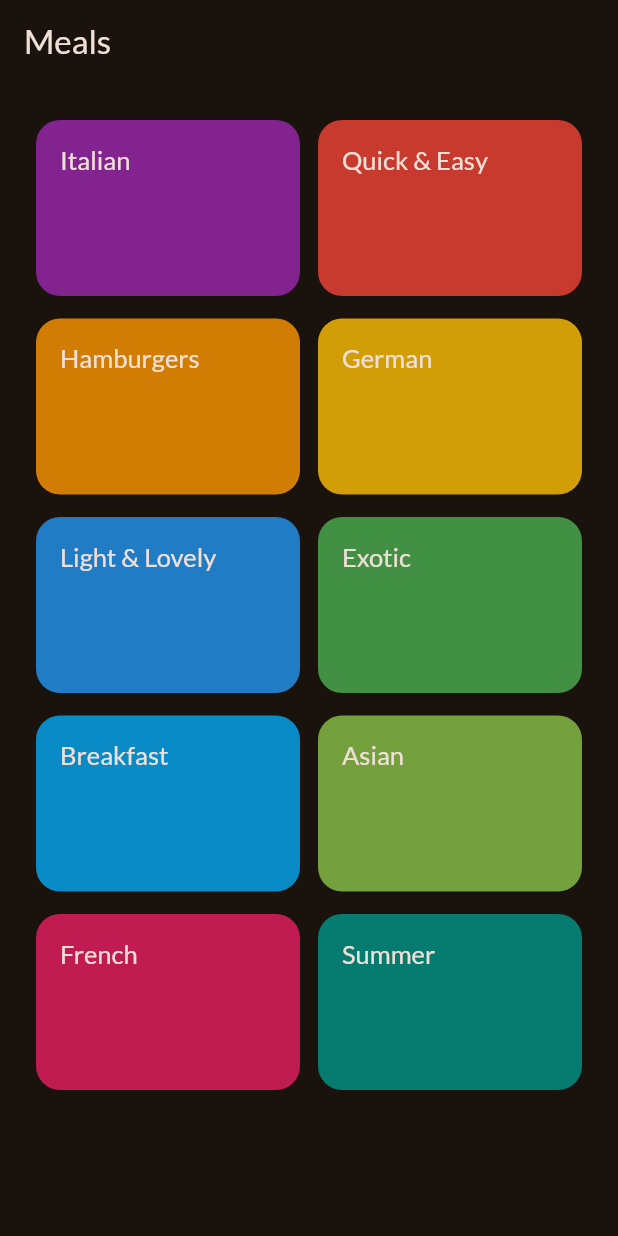
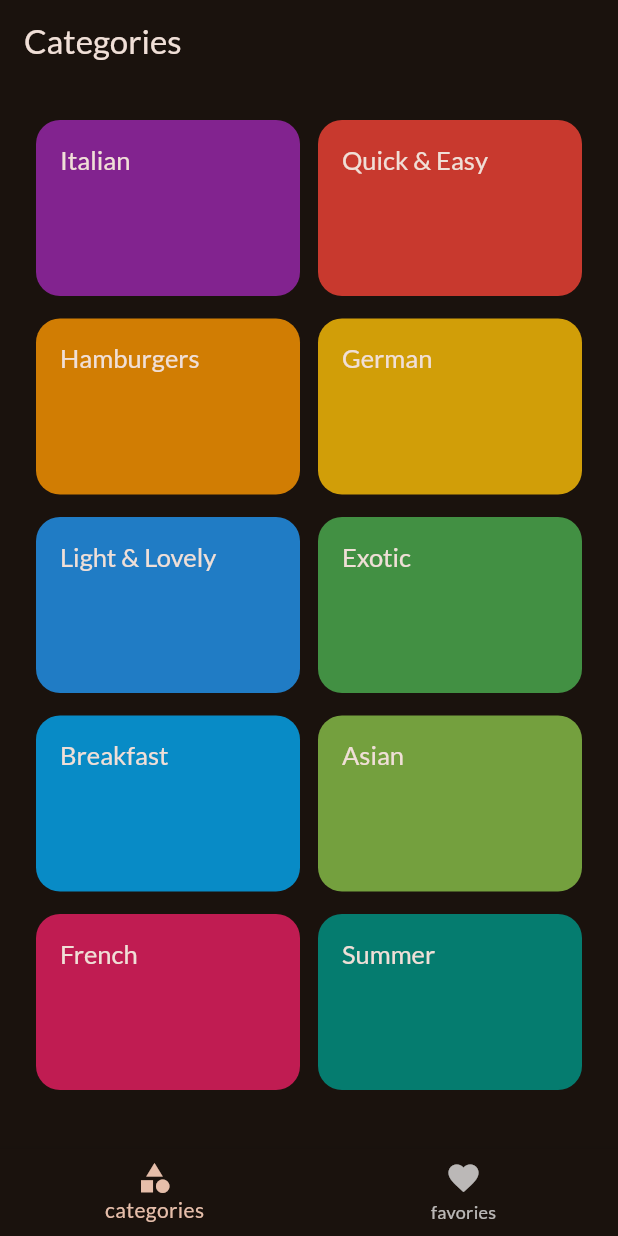
Before and after one commit to Bilal-klf/meals, a Flutter app: the screen it shows after launch, on a phone screen of 412 x 824 dp. Run offline on Flutter 3.47's test engine with Material 2 defaults, Android fonts, the phone set to English and light mode, and no system bars; our stand-ins replace google_fonts, transparent_image.

```diff
--- a/lib/main.dart
+++ b/lib/main.dart
@@ -3,6 +3,7 @@ import 'package:google_fonts/google_fonts.dart';
 import 'package:meals/data/dummy_data.dart';
 import 'package:meals/screens/categories.dart';
 import 'package:meals/screens/meals_screen.dart';
+import 'package:meals/screens/tabs_screen.dart';
 
 final theme = ThemeData(
   useMaterial3: true,
@@ -24,7 +25,7 @@ class App extends StatelessWidget {
   Widget build(BuildContext context) {
     return MaterialApp(
       theme: theme,
-      home: const CategoriesScreen()
+      home: TabsScreen()
     );
   }
 }
--- a/lib/screens/categories.dart
+++ b/lib/screens/categories.dart
@@ -4,24 +4,30 @@ import 'package:meals/screens/meals_screen.dart';
 import 'package:meals/widgets/category_grid_item.dart';
 
 import '../models/category.dart';
+import '../models/meal.dart';
 
 class CategoriesScreen extends StatelessWidget {
-  const CategoriesScreen({super.key});
+  const CategoriesScreen({super.key, required this.onToggleFavorite});
+
+  final void Function(Meal meal) onToggleFavorite;
 
   void _selectCategory(BuildContext context, Category category) {
-    final filteredMeals = dummyMeals.where((meals) => meals.categories.contains(category.id)).toList();
+    final filteredMeals = dummyMeals
+        .where((meals) => meals.categories.contains(category.id))
+        .toList();
     Navigator.of(context).push(
       MaterialPageRoute(
-        builder: (ctx) => MealsScreen(title: category.title, meals: filteredMeals),
+        builder: (ctx) => MealsScreen(
+            title: category.title,
+            meals: filteredMeals,
+            onToggleFavorite: onToggleFavorite),
       ),
     );
   }
 
   @override
   Widget build(BuildContext context) {
-    return Scaffold(
-      appBar: AppBar(title: const Text("Meals")),
-      body: GridView(
+    return GridView(
       padding: EdgeInsets.symmetric(horizontal: 24, vertical: 24),
       gridDelegate: const SliverGridDelegateWithFixedCrossAxisCount(
           crossAxisCount: 2,
@@ -33,11 +39,10 @@ class CategoriesScreen extends StatelessWidget {
           CategoryGridItem(
             category: category,
             onSelectCategory: () {
-                _selectCategory(context,category);
+              _selectCategory(context, category);
             },
           ),
       ],
-      ),
     );
   }
 }
--- /dev/null
+++ b/lib/screens/tabs_screen.dart
@@ -0,0 +1,72 @@
+import 'package:flutter/material.dart';
+import 'package:meals/screens/meals_screen.dart';
+
+import '../models/meal.dart';
+import 'categories.dart';
+
+class TabsScreen extends StatefulWidget {
+  TabsScreen({super.key});
+
+  @override
+  State<TabsScreen> createState() {
+    return _TabsScreenState();
+  }
+}
+
+class _TabsScreenState extends State<TabsScreen> {
+  int _selectedPageIndex = 0;
+  final List<Meal> favoriteMeals = [];
+
+  void _onSelectScreen(int index) {
+    setState(() {
+      _selectedPageIndex = index;
+    });
+  }
+
+  void _showInfoMessage(var action) {
+    ScaffoldMessenger.of(context).clearSnackBars();
+    ScaffoldMessenger.of(context).showSnackBar(SnackBar(
+        duration: const Duration(seconds: 2),
+        content: Center(child: Text(action))));
+  }
+
+  void _toggleMealFavorites(Meal meal) {
+    setState(() {
+      if (favoriteMeals.contains(meal)) {
+        favoriteMeals.remove(meal);
+        _showInfoMessage("Meal removed from favorites");
+      } else {
+        favoriteMeals.add(meal);
+        _showInfoMessage("Meal added to favorites");
+      }
+    });
+  }
+
+  @override
+  Widget build(BuildContext context) {
+    Widget _currentScreen = CategoriesScreen(
+      onToggleFavorite: _toggleMealFavorites,
+    );
+    var _activePageTitle = 'Categories';
+    if (_selectedPageIndex == 1) {
+      _currentScreen = MealsScreen(
+        meals: favoriteMeals,
+        onToggleFavorite: _toggleMealFavorites,
+      );
+      _activePageTitle = 'Favorites';
+    }
+    return Scaffold(
+        appBar: AppBar(title: Text(_activePageTitle)),
+        body: _currentScreen,
+        bottomNavigationBar: BottomNavigationBar(
+          currentIndex: _selectedPageIndex,
+          onTap: (index) => _onSelectScreen(index),
+          items: const [
+            BottomNavigationBarItem(
+                icon: Icon(Icons.category), label: "categories"),
+            BottomNavigationBarItem(
+                icon: Icon(Icons.favorite), label: "favories")
+          ],
+        ));
+  }
+}
```
Also changed, not shown: lib/screens/meals_details.dart (+17 -5 lines), lib/screens/meals_screen.dart (+15 -9 lines). Lines whose indentation alone changed are shown as unchanged.
